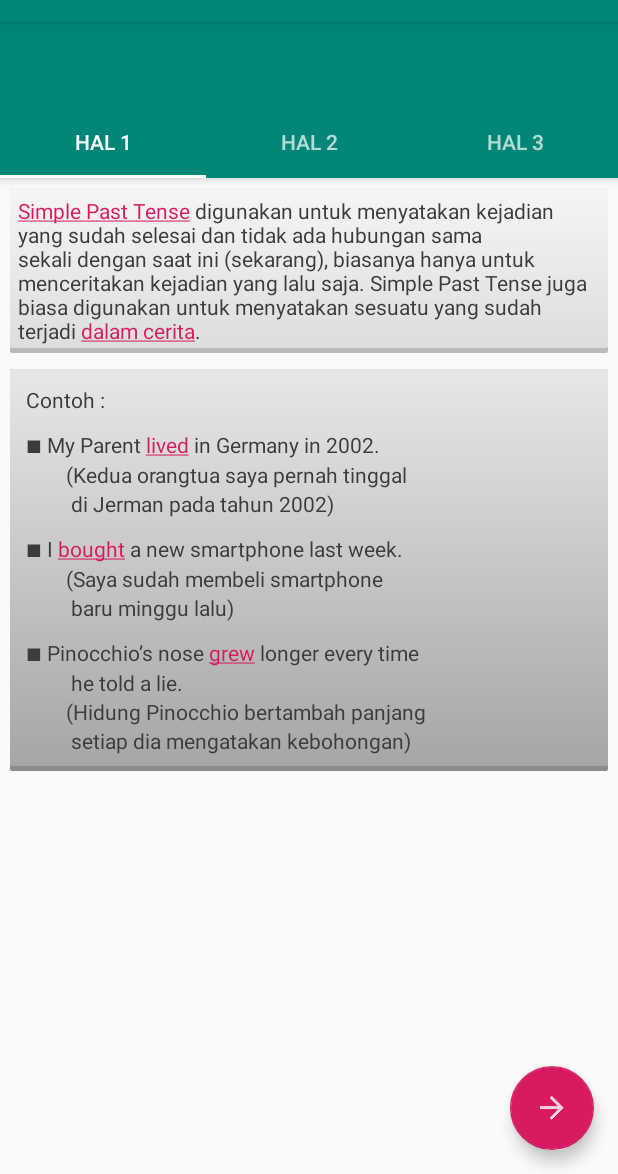
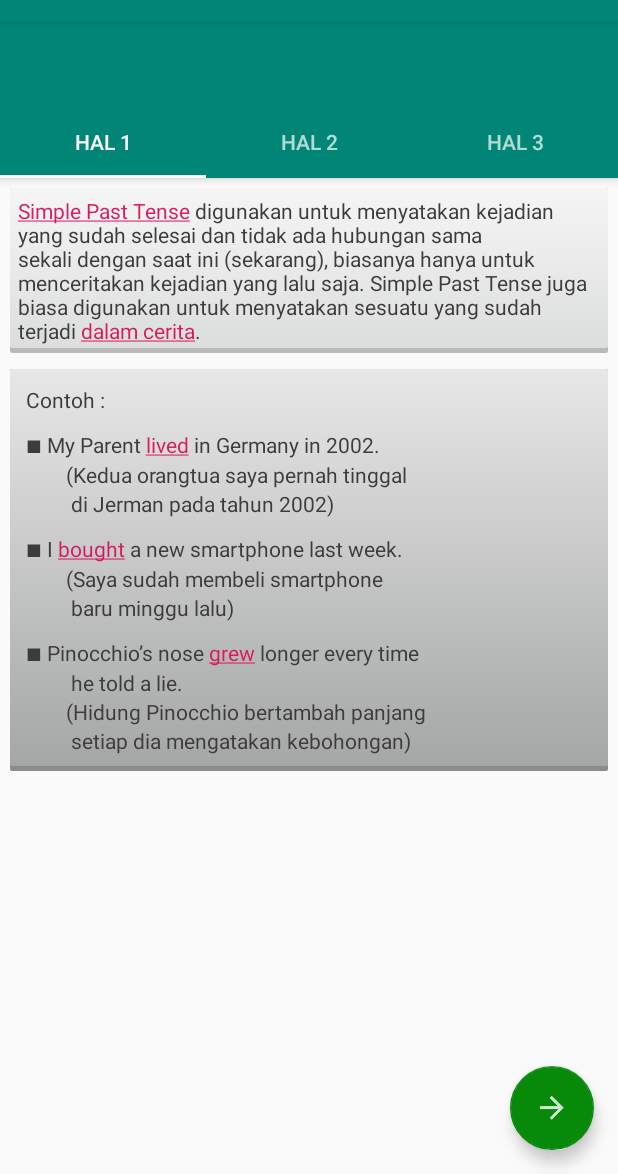
Before and after one commit to Jabriko/BelajarBahasaInggris, an Android app: the SimplePast screen opened directly, with no data from a screen before it, on a phone screen of 412 x 824 dp, the part 62-1236 px from its top. Run offline under Robolectric (Android 15) with nearby library versions, the phone set to English and light mode, and no system bars; libraries missing offline, so code that uses them is left out: io.github.douglasjunior.androidSimpleTooltip.

```diff
--- a/app/src/main/java/id/indrasudirman/belajarbahasainggris/SimplePast.java
+++ b/app/src/main/java/id/indrasudirman/belajarbahasainggris/SimplePast.java
@@ -36,7 +36,13 @@ public class SimplePast extends AppCompatActivity {
     public ViewPager viewPager;
     public TabLayout tabLayout;
 
-    int[] colorIntArray = {R.color.colorAccent, R.color.colorAccent, R.color.colorAccent};
+    private int[] tabIcons = {
+            R.drawable.check,
+            R.drawable.check,
+            R.drawable.check
+    };
+
+    int[] colorIntArray = {R.color.fab_color, R.color.fab_color, R.color.fab_color};
     int[] iconIntArray = {R.drawable.ic_tab_next, R.drawable.check, R.drawable.ic_tab_next};
 
     @Override
--- a/app/src/main/res/values/colors.xml
+++ b/app/src/main/res/values/colors.xml
@@ -6,4 +6,5 @@
     <color name="viewBg">#f1f5f8</color>
     <color name="album_title">#4c4c4c</color>
     <color name="dark_silver">#3d3c3c</color>
+    <color name="fab_color">#078A0A</color>
 </resources>
```
